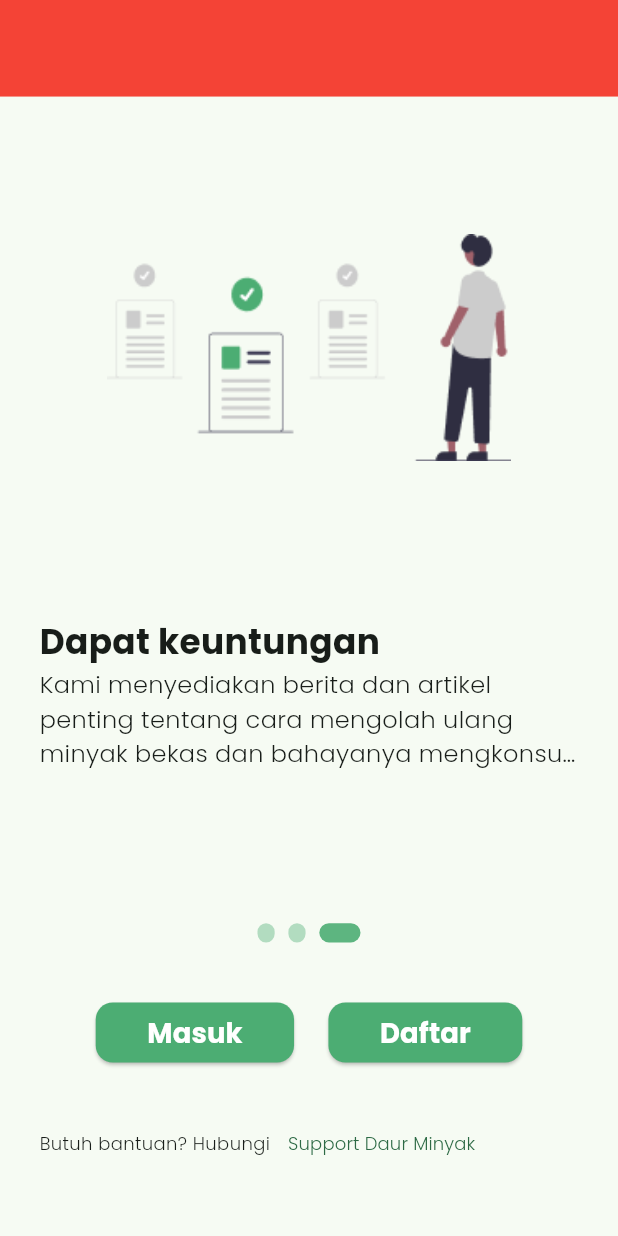
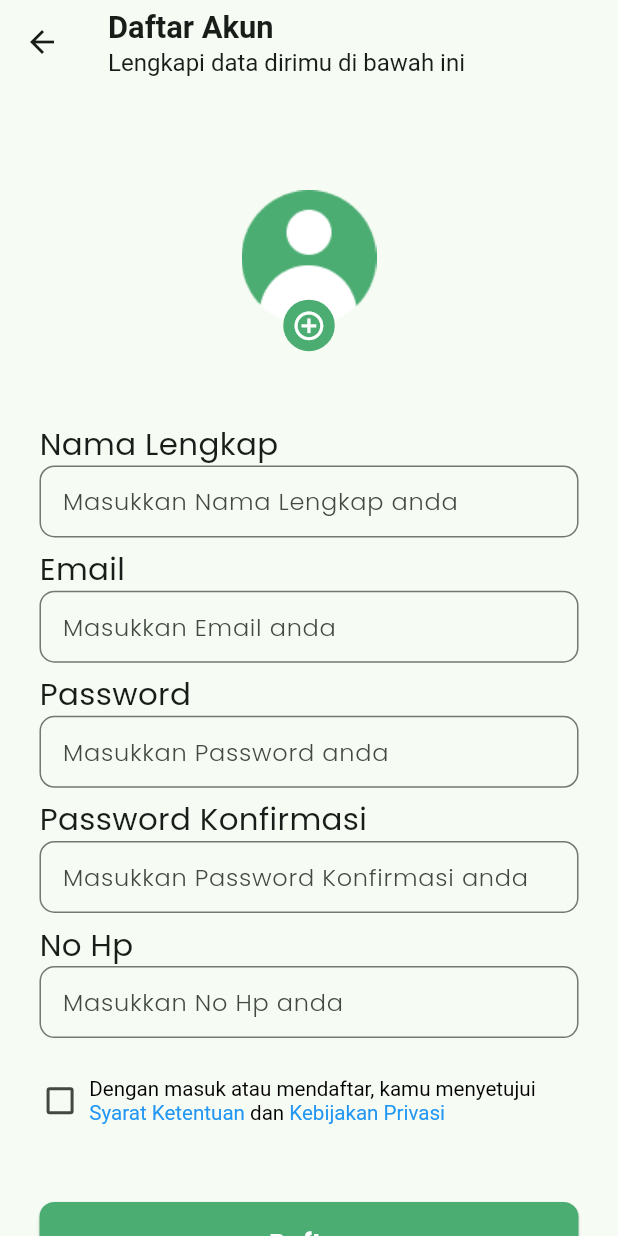
Before and after one commit to andrianazz/daur_minyak, a Flutter app: the screen it shows after launch, after a tap on "Daftar", on a phone screen of 412 x 824 dp. Run offline on Flutter 3.47's test engine with Material 2 defaults, Android fonts, the phone set to English and light mode, and no system bars; drawn by our look-alikes of carousel_slider; our stand-ins replace cloud_firestore, firebase_auth, firebase_core, flutter_riverpod, flutter_screenutil, freezed_annotation and 3 more; accounts and stored records are empty; generated files the repository leaves out were written again.

Commit message:
test: register login done

```diff
--- /dev/null
+++ b/lib/domain/usecases/register/register_params.dart
@@ -0,0 +1,14 @@
+class RegisterParams {
+  final String name;
+  final String email;
+  final String password;
+  final String passwordConfirmation;
+  final String phone;
+
+  RegisterParams(
+      {required this.name,
+      required this.email,
+      required this.password,
+      required this.passwordConfirmation,
+      required this.phone});
+}
--- a/lib/presentation/pages/home_page/home_page.dart
+++ b/lib/presentation/pages/home_page/home_page.dart
@@ -1,3 +1,4 @@
+import 'package:daur_minyak/presentation/extensions/build_context_extensions.dart';
 import 'package:daur_minyak/presentation/providers/router/router_provider.dart';
 import 'package:daur_minyak/presentation/providers/user_data/user_data_provider.dart';
 import 'package:flutter/material.dart';
@@ -17,9 +18,7 @@ class _HomePageState extends ConsumerState<HomePage> {
       if (previous != null && next is AsyncData && next.value == null) {
         ref.read(routerProvider).goNamed("login");
       } else if (next is AsyncError) {
-        ScaffoldMessenger.of(context).showSnackBar(SnackBar(
-          content: Text(next.error.toString()),
-        ));
+        context.showSnackBar(next.error.toString());
       }
     });
     return Scaffold(
--- /dev/null
+++ b/lib/presentation/pages/register_page/register_page.dart
@@ -0,0 +1,195 @@
+import 'package:daur_minyak/presentation/extensions/build_context_extensions.dart';
+import 'package:daur_minyak/presentation/misc/constants.dart';
+import 'package:daur_minyak/presentation/misc/methods.dart';
+import 'package:daur_minyak/presentation/providers/router/router_provider.dart';
+import 'package:daur_minyak/presentation/providers/user_data/user_data_provider.dart';
+import 'package:daur_minyak/presentation/widgets/button_full_widget.dart';
+import 'package:daur_minyak/presentation/widgets/textfield_widget.dart';
+import 'package:flutter/material.dart';
+import 'package:flutter_riverpod/flutter_riverpod.dart';
+import 'package:flutter_screenutil/flutter_screenutil.dart';
+
+class RegisterPage extends ConsumerStatefulWidget {
+  const RegisterPage({super.key});
+
+  @override
+  ConsumerState<RegisterPage> createState() => _RegisterPageState();
+}
+
+class _RegisterPageState extends ConsumerState<RegisterPage> {
+  TextEditingController nameC = TextEditingController();
+  TextEditingController emailC = TextEditingController();
+  TextEditingController passC = TextEditingController();
+  TextEditingController passConfirmC = TextEditingController();
+  TextEditingController hpC = TextEditingController();
+
+  bool _isChecked = false;
+
+  @override
+  Widget build(BuildContext contex) {
+    ref.listen(userDataProvider, (previous, next) {
+      if (next is AsyncData) {
+        if (next.value != null) {
+          ref.read(routerProvider).goNamed("main");
+        }
+      } else if (next is AsyncError) {
+        context.showSnackBar(next.error.toString());
+      }
+    });
+
+    return Scaffold(
+      appBar: AppBar(
+        title: Column(
+          crossAxisAlignment: CrossAxisAlignment.start,
+          children: [
+            Text(
+              'Daftar Akun',
+              style: TextStyle(
+                fontSize: 18.sp,
+                fontWeight: FontWeight.bold,
+              ),
+            ),
+            Text(
+              "Lengkapi data dirimu di bawah ini",
+              style: TextStyle(
+                fontSize: 14.sp,
+              ),
+            ),
+          ],
+        ),
+        leading: IconButton(
+          icon: const Icon(Icons.arrow_back),
+          onPressed: () {
+            ref.read(routerProvider).goNamed("splash");
+          },
+        ),
+      ),
+      body: ListView(
+        children: [
+          Container(
+            margin: EdgeInsets.symmetric(horizontal: 23.w),
+            child: Column(
+              children: [
+                verticalSpace(40.h),
+                Stack(
+                  children: [
+                    Image.asset(
+                      "assets/user_pic.png",
+                      width: 100.w,
+                      height: 100.h,
+                    ),
+                    Positioned.fill(
+                      child: Align(
+                        alignment: Alignment.bottomCenter,
+                        child: Container(
+                          width: 30.w,
+                          height: 30.h,
+                          decoration: BoxDecoration(
+                            color: primaryColor,
+                            shape: BoxShape.circle,
+                          ),
+                          child: Icon(
+                            Icons.add_circle_outline_sharp,
+                            color: Colors.white,
+                            size: 20.sp,
+                          ),
+                        ),
+                      ),
+                    ),
+                  ],
+                ),
+                verticalSpace(35.h),
+                TextFieldWidget(text: "Nama Lengkap", controller: nameC),
+                verticalSpace(5.h),
+                TextFieldWidget(text: "Email", controller: emailC),
+                verticalSpace(5.h),
+                TextFieldWidget(
+                  text: "Password",
+                  controller: passC,
+                  obscureText: true,
+                ),
+                verticalSpace(5.h),
+                TextFieldWidget(
+                  text: "Password Konfirmasi",
+                  controller: passConfirmC,
+                  obscureText: true,
+                ),
+                verticalSpace(5.h),
+                TextFieldWidget(text: "No Hp", controller: hpC),
+                verticalSpace(20.h),
+                Row(
+                  mainAxisAlignment: MainAxisAlignment.start,
+                  children: [
+                    SizedBox(
+                      width: 24.w,
+                      height: 24.h,
+                      child: Checkbox(
+                        materialTapTargetSize: MaterialTapTargetSize.shrinkWrap,
+                        value: _isChecked,
+                        onChanged: (value) => setState(() {
+                          _isChecked = value!;
+                        }),
+                      ),
+                    ),
+                    horizontalSpace(5.w),
+                    RichText(
+                      text: TextSpan(
+                          text:
+                              "Dengan masuk atau mendaftar, kamu menyetujui \n",
+                          style: TextStyle(
+                            fontSize: 12.sp,
+                            color: Colors.black,
+                          ),
+                          children: [
+                            TextSpan(
+                              text: "Syarat Ketentuan ",
+                              style: TextStyle(
+                                fontSize: 12.sp,
+                                color: Colors.blue,
+                              ),
+                            ),
+                            TextSpan(
+                              text: "dan ",
+                              style: TextStyle(
+                                fontSize: 12.sp,
+                              ),
+                            ),
+                            TextSpan(
+                              onEnter: (event) => print("test"),
+                              text: "Kebijakan Privasi ",
+                              style: TextStyle(
+                                fontSize: 12.sp,
+                                color: Colors.blue,
+                              ),
+                            ),
+                          ]),
+                    ),
+                  ],
+                ),
+                verticalSpace(40.h),
+                switch (ref.watch(userDataProvider)) {
+                  AsyncData(:final value) => value == null
+                      ? ButtonFullWidget(
+                          text: "Daftar",
+                          onPressed: () {
+                            ref.read(userDataProvider.notifier).register(
+                                  email: emailC.text,
+                                  password: passC.text,
+                                  passwordConfirmation: passConfirmC.text,
+                                  name: nameC.text,
+                                  phoneNumber: hpC.text,
+                                  isChecked: _isChecked,
+                                );
+                          })
+                      : const Center(child: CircularProgressIndicator()),
+                  _ => const Center(child: CircularProgressIndicator())
+                },
+                verticalSpace(40.h),
+              ],
+            ),
+          ),
+        ],
+      ),
+    );
+  }
+}
--- a/lib/presentation/pages/splash_page/splash_page.dart
+++ b/lib/presentation/pages/splash_page/splash_page.dart
@@ -1,25 +1,36 @@
 import 'package:carousel_slider/carousel_slider.dart';
 import 'package:daur_minyak/data/models/splash_model.dart';
 import 'package:daur_minyak/presentation/misc/methods.dart';
+import 'package:daur_minyak/presentation/providers/router/router_provider.dart';
+import 'package:daur_minyak/presentation/providers/user_data/user_data_provider.dart';
 import 'package:daur_minyak/presentation/widgets/button_widget.dart';
 import 'package:daur_minyak/presentation/widgets/carousel_widget.dart';
 import 'package:flutter/material.dart';
+import 'package:flutter_riverpod/flutter_riverpod.dart';
 import 'package:flutter_screenutil/flutter_screenutil.dart';
 
-class SplashPage extends StatefulWidget {
+class SplashPage extends ConsumerStatefulWidget {
   const SplashPage({super.key});
 
   @override
-  State<SplashPage> createState() => _SplashPageState();
+  ConsumerState<SplashPage> createState() => _SplashPageState();
 }
 
-class _SplashPageState extends State<SplashPage> {
+class _SplashPageState extends ConsumerState<SplashPage> {
   final int _current = 0;
   final CarouselController _carouselC = CarouselController();
   final items = splashPageModel;
 
   @override
   Widget build(BuildContext context) {
+    ref.listen(userDataProvider, (previous, next) {
+      if (next is AsyncData) {
+        if (next.value != null) {
+          ref.read(routerProvider).goNamed("main");
+        }
+      }
+    });
+
     return Scaffold(
       body: SafeArea(
         child: ListView(
@@ -34,14 +45,27 @@ class _SplashPageState extends State<SplashPage> {
             verticalSpace(50.h),
             CarouselWidget(items: items, current: _current),
             verticalSpace(20.h),
-            Row(
-              mainAxisAlignment: MainAxisAlignment.center,
-              children: [
-                ButtonWidget(text: "Masuk", onPressed: () {}),
-                horizontalSpace(20.w),
-                ButtonWidget(text: "Daftar", onPressed: () {}),
-              ],
-            ),
+            switch (ref.watch(userDataProvider)) {
+              AsyncData(:final value) => value == null
+                  ? Row(
+                      mainAxisAlignment: MainAxisAlignment.center,
+                      children: [
+                        ButtonWidget(
+                            text: "Masuk",
+                            onPressed: () {
+                              ref.read(routerProvider).pushNamed("login");
+                            }),
+                        horizontalSpace(20.w),
+                        ButtonWidget(
+                            text: "Daftar",
+                            onPressed: () {
+                              ref.read(routerProvider).pushNamed("register");
+                            }),
+                      ],
+                    )
+                  : const Center(child: CircularProgressIndicator()),
+              _ => const Center(child: CircularProgressIndicator())
+            },
             verticalSpace(20.h),
             Container(
               padding: EdgeInsets.symmetric(horizontal: 23.w),
--- a/lib/presentation/providers/router/router_provider.dart
+++ b/lib/presentation/providers/router/router_provider.dart
@@ -1,5 +1,6 @@
 import 'package:daur_minyak/presentation/pages/home_page/home_page.dart';
 import 'package:daur_minyak/presentation/pages/login_page/login_page.dart';
+import 'package:daur_minyak/presentation/pages/register_page/register_page.dart';
 import 'package:daur_minyak/presentation/pages/splash_page/splash_page.dart';
 import 'package:go_router/go_router.dart';
 import 'package:riverpod_annotation/riverpod_annotation.dart';
@@ -21,6 +22,11 @@ Raw<GoRouter> router(RouterRef ref) => GoRouter(routes: [
       GoRoute(
         path: "/splash",
         name: "splash",
-        builder: (context, state) => SplashPage(),
+        builder: (context, state) => const SplashPage(),
+      ),
+      GoRoute(
+        path: "/register",
+        name: "register",
+        builder: (context, state) => const RegisterPage(),
       ),
     ], initialLocation: "/splash", debugLogDiagnostics: false);
--- /dev/null
+++ b/lib/presentation/providers/usecases/register_provider.dart
@@ -0,0 +1,12 @@
+import 'package:daur_minyak/domain/usecases/register/register.dart';
+import 'package:daur_minyak/presentation/providers/repositories/authentication_repository_provider.dart';
+import 'package:daur_minyak/presentation/providers/repositories/user_repository_provider.dart';
+import 'package:riverpod_annotation/riverpod_annotation.dart';
+
+part 'register_provider.g.dart';
+
+@riverpod
+Register register(RegisterRef ref) => Register(
+      authenticationRepository: ref.watch(authenticationRepositoryProvider),
+      userRepository: ref.watch(userRepositoryProvider),
+    );
--- /dev/null
+++ b/lib/presentation/widgets/button_full_widget.dart
@@ -0,0 +1,35 @@
+import 'package:daur_minyak/presentation/misc/constants.dart';
+import 'package:flutter/material.dart';
+import 'package:flutter_screenutil/flutter_screenutil.dart';
+
+class ButtonFullWidget extends StatelessWidget {
+  final String text;
+  final VoidCallback onPressed;
+  const ButtonFullWidget(
+      {super.key, required this.text, required this.onPressed});
+
+  @override
+  Widget build(BuildContext context) {
+    return SizedBox(
+      width: double.infinity,
+      child: ElevatedButton(
+        style: ElevatedButton.styleFrom(
+          padding: EdgeInsets.symmetric(vertical: 12.h),
+          backgroundColor: primaryColor,
+          shape: RoundedRectangleBorder(
+            borderRadius: BorderRadius.circular(10),
+          ),
+        ),
+        onPressed: onPressed,
+        child: Text(
+          text,
+          style: const TextStyle(
+            fontSize: 16,
+            fontWeight: FontWeight.bold,
+            color: Colors.white,
+          ),
+        ),
+      ),
+    );
+  }
+}
--- /dev/null
+++ b/lib/presentation/widgets/textfield_widget.dart
@@ -0,0 +1,47 @@
+import 'package:flutter/material.dart';
+import 'package:flutter_screenutil/flutter_screenutil.dart';
+
+class TextFieldWidget extends StatelessWidget {
+  final String text;
+  final bool obscureText;
+  final TextEditingController controller;
+
+  const TextFieldWidget({
+    super.key,
+    required this.text,
+    required this.controller,
+    this.obscureText = false,
+  });
+
+  @override
+  Widget build(BuildContext context) {
+    return Column(
+      crossAxisAlignment: CrossAxisAlignment.start,
+      children: [
+        Text(
+          text,
+          style: TextStyle(
+            fontSize: 18.sp,
+            fontWeight: FontWeight.w400,
+          ),
+        ),
+        TextField(
+          controller: controller,
+          obscureText: obscureText,
+          decoration: InputDecoration(
+            hintText: "Masukkan $text anda",
+            hintStyle: TextStyle(
+              fontSize: 14.sp,
+              fontWeight: FontWeight.w300,
+            ),
+            contentPadding:
+                EdgeInsets.symmetric(horizontal: 10.w, vertical: 5.h),
+            border: OutlineInputBorder(
+              borderRadius: BorderRadius.circular(10),
+            ),
+          ),
+        ),
+      ],
+    );
+  }
+}
--- a/pubspec.yaml
+++ b/pubspec.yaml
@@ -21,6 +21,7 @@ dependencies:
   freezed_annotation: ^2.4.1
   go_router: ^11.1.2
   google_fonts: ^6.1.0
+  intl: ^0.18.1
   json_annotation: ^4.8.1
   riverpod_annotation: ^2.1.6
 
```
Also changed, not shown: lib/data/repositories/firebase/firebase_user_repository.dart (+20 -3 lines), lib/domain/usecases/register/register.dart (added, +43 -0 lines), lib/presentation/extensions/build_context_extensions.dart (added, +10 -0 lines), lib/presentation/extensions/integer_extension.dart (added, +7 -0 lines), lib/presentation/pages/login_page/login_page.dart (+62 -17 lines), lib/presentation/providers/user_data/user_data_provider.dart (+42 -0 lines), assets/user_pic.png (added), lib/presentation/providers/router/router_provider.g.dart, lib/presentation/providers/usecases/register_provider.g.dart, pubspec.lock.
